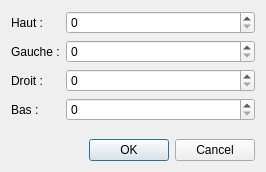
Qt form sources/ui/marginseditdialog.ui (qelectrotech/qelectrotech-source-mirror) before a commit.
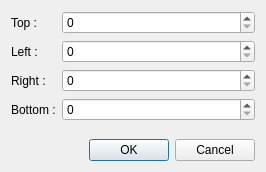
The same form after that commit.

```diff
--- a/sources/ui/marginseditdialog.ui
+++ b/sources/ui/marginseditdialog.ui
@@ -68,28 +68,28 @@
    <item row="0" column="0">
     <widget class="QLabel" name="label">
      <property name="text">
-      <string>Haut :</string>
+      <string>Top :</string>
      </property>
     </widget>
    </item>
    <item row="1" column="0">
     <widget class="QLabel" name="label_2">
      <property name="text">
-      <string>Gauche :</string>
+      <string>Left :</string>
      </property>
     </widget>
    </item>
    <item row="2" column="0">
     <widget class="QLabel" name="label_3">
      <property name="text">
-      <string>Droit :</string>
+      <string>Right :</string>
      </property>
     </widget>
    </item>
    <item row="3" column="0">
     <widget class="QLabel" name="label_4">
      <property name="text">
-      <string>Bas :</string>
+      <string>Bottom :</string>
      </property>
     </widget>
    </item>
```
Left out of the diff: 2 changed lines with no effect on the pictures.
